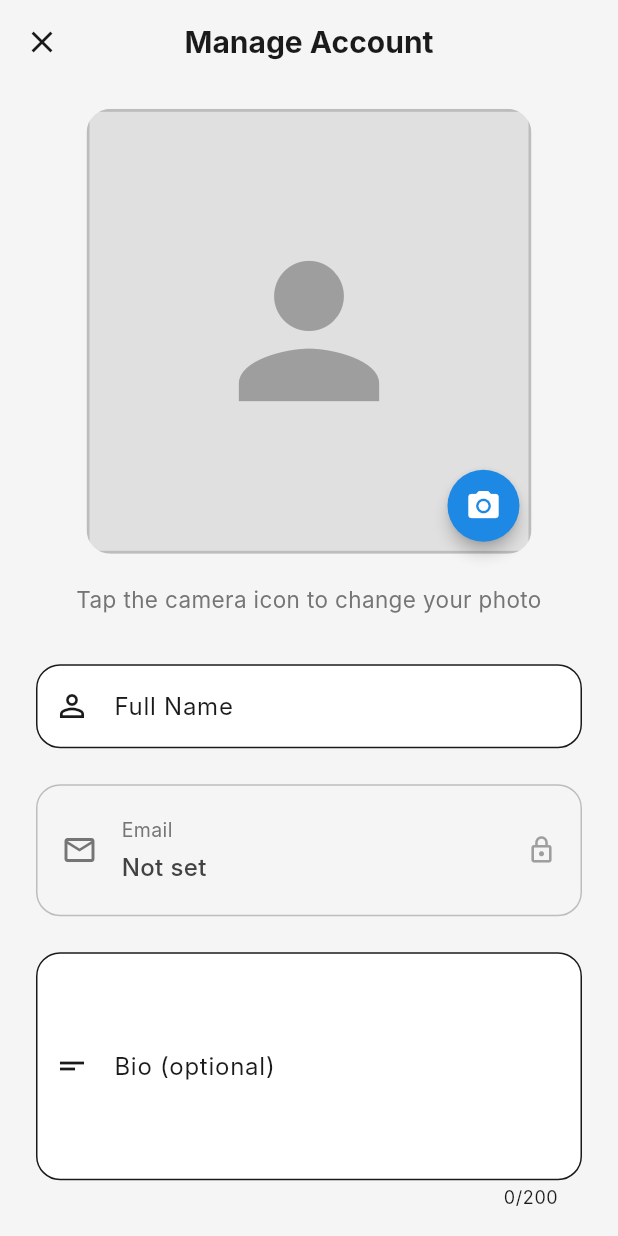
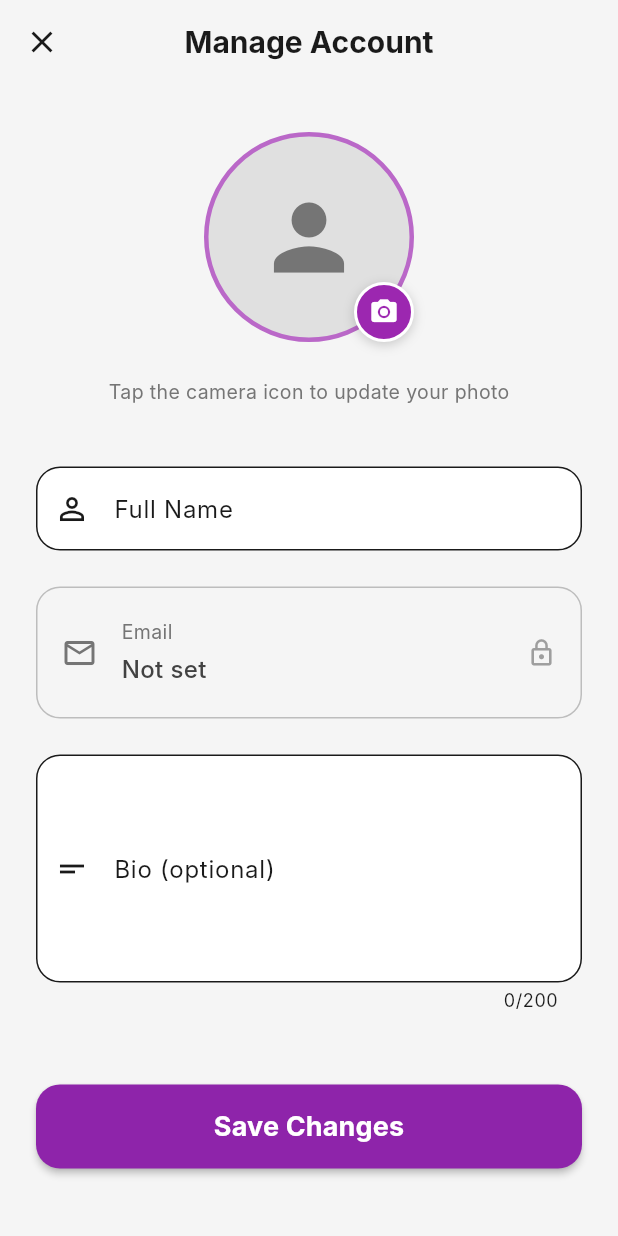
Before and after one commit to BallaRaja/TaskManager-FrontEnd, a Flutter app: the ManageProfilePage screen opened directly with empty values, on a phone screen of 412 x 824 dp. Run offline on Flutter 3.47's test engine with Material 3 defaults, Android fonts, the phone set to English and light mode, and no system bars; our stand-ins replace flutter_local_notifications, flutter_timezone, image_picker, shared_preferences, timezone; accounts and stored records are empty; Roboto replaces fonts that are missing (Inter).

Commit message:
profile page update

```diff
--- a/lib/features/profile/presentation/manage_profile.dart
+++ b/lib/features/profile/presentation/manage_profile.dart
@@ -8,6 +8,7 @@
 
 import 'package:client/core/constants/api_constants.dart';
 import '../../../core/utils/session_manager.dart';
+import 'avatar_crop_page.dart';
 
 class ManageProfilePage extends StatefulWidget {
   final Map<String, dynamic> profileData;
@@ -73,27 +74,41 @@
 
   Future<void> _pickImage(ImageSource source) async {
     try {
+      // Pick at higher resolution so crop has more pixels to work with
       final XFile? pickedFile = await _picker.pickImage(
         source: source,
-        maxWidth: 1024,
-        maxHeight: 1024,
-        imageQuality: 85,
+        maxWidth: 2048,
+        maxHeight: 2048,
+        imageQuality: 90,
       );
 
-      if (pickedFile != null) {
+      if (pickedFile == null || !mounted) return;
+
+      // ── Instagram-like crop/zoom screen ──────────────────────────────
+      final File? croppedFile = await Navigator.push<File>(
+        context,
+        MaterialPageRoute(
+          fullscreenDialog: true,
+          builder: (_) => AvatarCropPage(imageFile: File(pickedFile.path)),
+        ),
+      );
+
+      if (croppedFile == null || !mounted) return;
+
       setState(() {
-          _selectedImageFile = File(pickedFile.path);
-          _avatarPreviewUrl = pickedFile.path; // Local file path for preview
+        _selectedImageFile = croppedFile;
+        _avatarPreviewUrl = croppedFile.path;
       });
 
-        // Automatically upload the photo
+      // Upload the cropped result
       await _uploadPhoto();
-      }
     } catch (e) {
       print("🧪 [ManageProfile] Image picker error: $e");
+      if (mounted) {
         ScaffoldMessenger.of(
           context,
         ).showSnackBar(SnackBar(content: Text("Failed to pick image: $e")));
+      }
     }
   }
 
@@ -387,7 +402,6 @@
         ? const Color(0xFF171022)
         : const Color(0xFFF5F5F5);
 
-    final profile = widget.profileData["profile"] ?? {};
     final currentEmail = _originalEmail.isNotEmpty ? _originalEmail : "Not set";
 
     return Scaffold(
@@ -408,33 +422,34 @@
       body: SingleChildScrollView(
         child: Column(
           children: [
-            // === BIG SQUARE AVATAR SECTION ===
-            SizedBox(
-              height: MediaQuery.of(context).size.height * 0.45,
-              width: double.infinity,
-              child: Column(
-                mainAxisAlignment: MainAxisAlignment.center,
+            // ── Avatar preview section ─────────────────────────────────────────
+            Padding(
+              padding: const EdgeInsets.only(top: 32, bottom: 24),
+              child: Center(
+                child: Stack(
+                  clipBehavior: Clip.none,
                   children: [
-                  Stack(
-                    children: [
-                      ClipRRect(
-                        borderRadius: BorderRadius.circular(16),
-                        child: Container(
-                          width: MediaQuery.of(context).size.width * 0.72,
-                          height: MediaQuery.of(context).size.width * 0.72,
+                    // Circle avatar
+                    Container(
+                      width: 140,
+                      height: 140,
                       decoration: BoxDecoration(
+                        shape: BoxShape.circle,
+                        border: Border.all(
+                          color: Colors.purple.shade300,
+                          width: 3,
+                        ),
                         color: Colors.grey[300],
-                            border: Border.all(
-                              color: Colors.grey[400]!,
-                              width: 2,
                       ),
-                          ),
+                      child: ClipOval(
                         child: _isUploadingPhoto
                             ? const Center(child: CircularProgressIndicator())
                             : _selectedImageFile != null
                             ? Image.file(
                                 _selectedImageFile!,
                                 fit: BoxFit.cover,
+                                width: 140,
+                                height: 140,
                               )
                             : _avatarPreviewUrl != null &&
                                   _avatarPreviewUrl!.isNotEmpty &&
@@ -442,54 +457,65 @@
                             ? Image.network(
                                 _avatarPreviewUrl!,
                                 fit: BoxFit.cover,
+                                width: 140,
+                                height: 140,
                                 errorBuilder: (context, error, stackTrace) =>
-                                      const Icon(
-                                        Icons.broken_image,
-                                        size: 90,
-                                        color: Colors.grey,
+                                    Icon(
+                                      Icons.person,
+                                      size: 70,
+                                      color: Colors.grey[600],
                                     ),
                               )
-                              : const Icon(
+                            : Icon(
                                 Icons.person,
-                                  size: 140,
-                                  color: Colors.grey,
+                                size: 70,
+                                color: Colors.grey[600],
                               ),
                       ),
                     ),
 
-                      // Edit button overlay
+                    // Camera button (bottom-right)
                     Positioned(
-                        bottom: 8,
-                        right: 8,
-                        child: Material(
-                          color: Colors.blue[600],
-                          borderRadius: BorderRadius.circular(30),
-                          elevation: 4,
-                          child: InkWell(
+                      bottom: 0,
+                      right: 0,
+                      child: GestureDetector(
                         onTap: _isUploadingPhoto
                             ? null
                             : _showImageSourceDialog,
-                            borderRadius: BorderRadius.circular(30),
-                            child: const Padding(
-                              padding: EdgeInsets.all(12),
-                              child: Icon(
+                        child: Container(
+                          width: 40,
+                          height: 40,
+                          decoration: BoxDecoration(
+                            shape: BoxShape.circle,
+                            color: Colors.purple,
+                            border: Border.all(color: Colors.white, width: 2),
+                            boxShadow: [
+                              BoxShadow(
+                                color: Colors.black.withOpacity(0.18),
+                                blurRadius: 6,
+                                offset: const Offset(0, 2),
+                              ),
+                            ],
+                          ),
+                          child: const Icon(
                             Icons.camera_alt,
                             color: Colors.white,
-                                size: 24,
-                              ),
+                            size: 20,
                           ),
                         ),
                       ),
                     ),
                   ],
                 ),
-                  const SizedBox(height: 20),
-                  Text(
-                    "Tap the camera icon to change your photo",
-                    style: TextStyle(color: Colors.grey[600], fontSize: 15),
-                    textAlign: TextAlign.center,
               ),
-                ],
+            ),
+
+            // Hint text
+            Padding(
+              padding: const EdgeInsets.only(bottom: 24),
+              child: Text(
+                'Tap the camera icon to update your photo',
+                style: TextStyle(color: Colors.grey[600], fontSize: 13),
               ),
             ),
 
```
Also changed, not shown: lib/features/profile/presentation/avatar_crop_page.dart (added, +252 -0 lines). Lines whose indentation alone changed are shown as unchanged.
